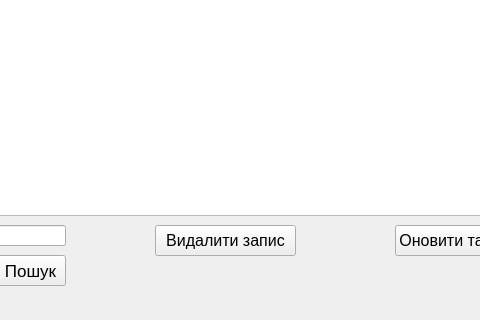
Before: the Qt Designer form uis/workers_list.ui in definitelyDefi/atelier-nitka-accounting, drawn with Qt 5; both pictures show x 215 to 695 and y 125 to 445 of the 798 by 445 pixel window.
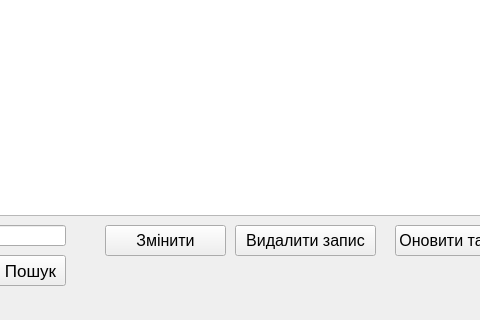
After: the same form once the commit is applied. Icons and pictures are not drawn.

Patch:
```diff
--- a/uis/workers_list.ui
+++ b/uis/workers_list.ui
@@ -166,7 +166,7 @@
    <widget class="QPushButton" name="delete_2">
     <property name="geometry">
      <rect>
-      <x>370</x>
+      <x>450</x>
       <y>350</y>
       <width>141</width>
       <height>31</height>
@@ -242,6 +242,24 @@
      </size>
     </property>
    </widget>
+   <widget class="QPushButton" name="edit_button">
+    <property name="geometry">
+     <rect>
+      <x>320</x>
+      <y>350</y>
+      <width>121</width>
+      <height>31</height>
+     </rect>
+    </property>
+    <property name="font">
+     <font>
+      <pointsize>12</pointsize>
+     </font>
+    </property>
+    <property name="text">
+     <string>Змінити</string>
+    </property>
+   </widget>
   </widget>
   <widget class="QStatusBar" name="statusbar"/>
  </widget>
```
Left out of the diff: 16 changed lines with no effect on the pictures.
